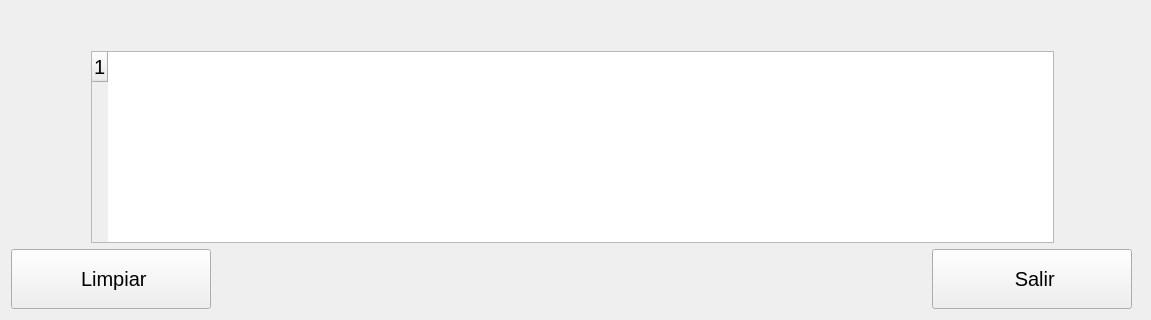
Before: the Qt Designer form WebSocket_cliente/clienteview.ui in med-ak/proyecto, drawn with Qt 5; both pictures show x 0 to 1151 and y 332 to 652 of the 1151 by 652 pixel window.
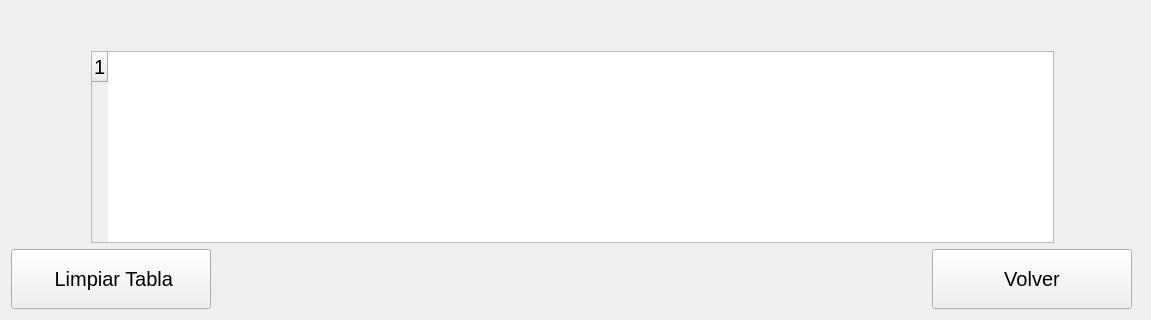
After: the same form once the commit is applied. Icons and pictures are not drawn.

Diff of the .ui file:
```diff
--- a/WebSocket_cliente/clienteview.ui
+++ b/WebSocket_cliente/clienteview.ui
@@ -400,7 +400,7 @@
       </font>
      </property>
      <property name="text">
-      <string> Limpiar</string>
+      <string> Limpiar Tabla</string>
      </property>
      <property name="icon">
       <iconset resource="img/iconos.qrc">
@@ -492,7 +492,7 @@
       </font>
      </property>
      <property name="text">
-      <string> Salir</string>
+      <string>Volver</string>
      </property>
      <property name="icon">
       <iconset resource="img/iconos.qrc">
```
Left out of the diff: 5 changed lines with no effect on the pictures.
